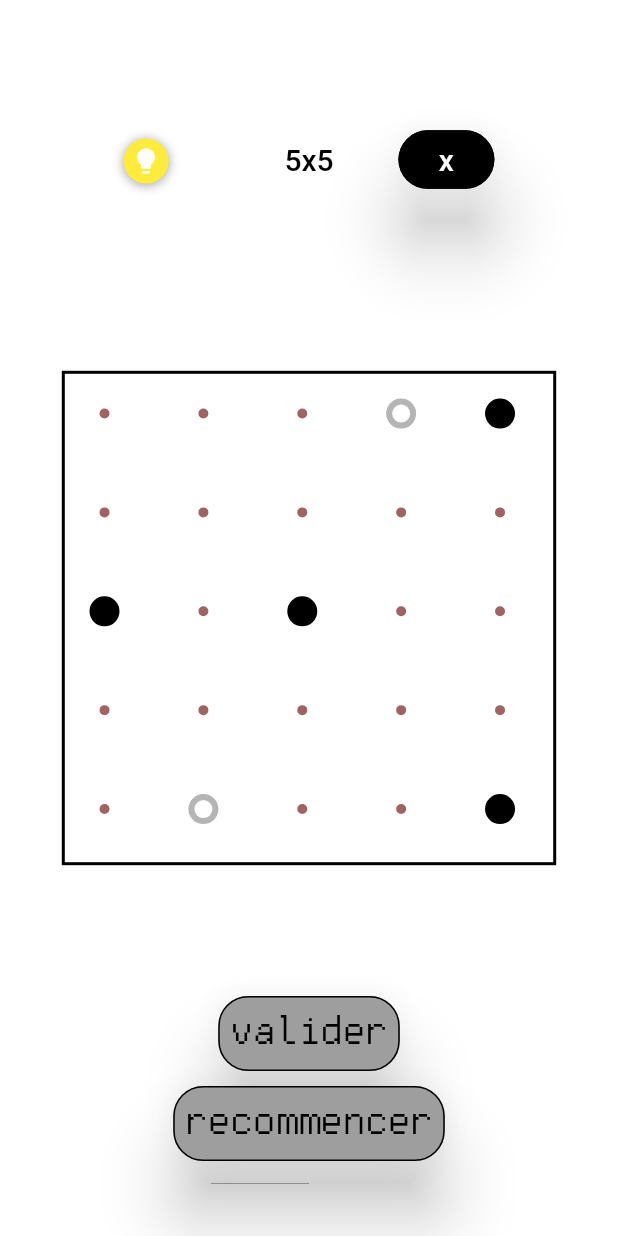
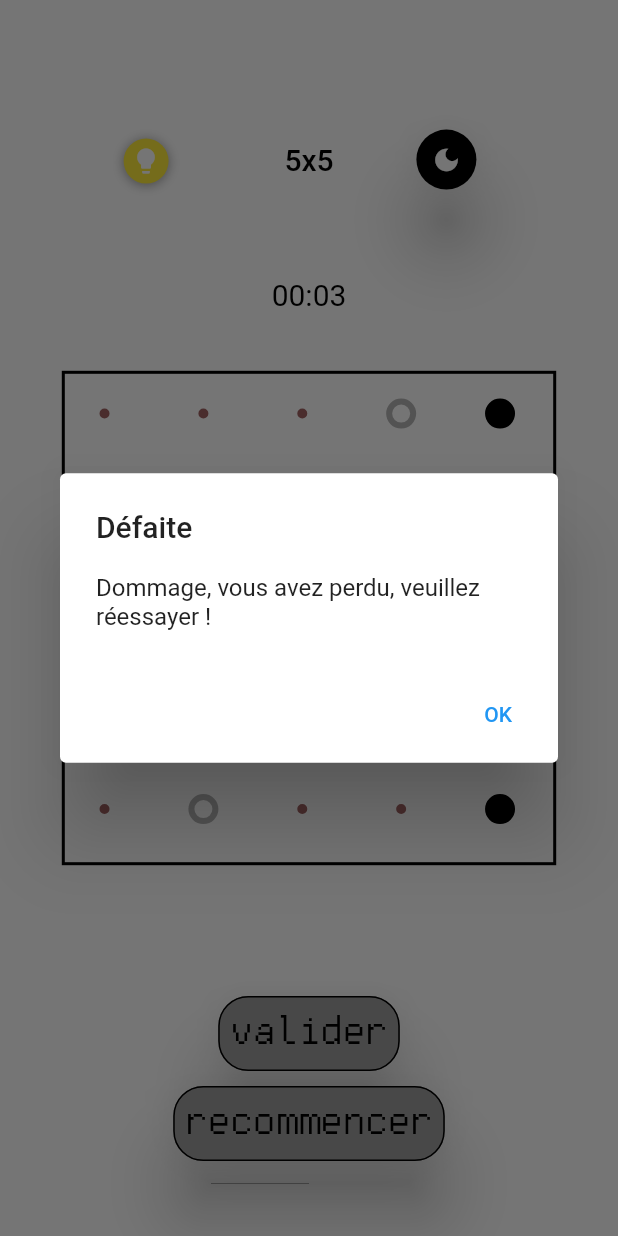
Before and after one commit to Guillaume-Linez/ProjetMobileFISA3, a Flutter app: the GrilleDuJeu screen opened directly, after a tap on "valider", on a phone screen of 412 x 824 dp. Run offline on Flutter 3.47's test engine with Material 2 defaults, Android fonts, the phone set to English and light mode, and no system bars; our stand-ins replace shared_preferences; accounts and stored records are empty; Roboto replaces fonts that are missing (Public Pixel); project files that could hold a hidden picture were left out.

Commit message:
timer_et_classement

```diff
--- a/lib/grille_du_jeu.dart
+++ b/lib/grille_du_jeu.dart
@@ -1,4 +1,5 @@
 import 'package:flutter/material.dart';
+import 'timer.dart';
 import 'barre.dart';
 import 'shape_custom.dart';
 import 'globals.dart' as globals;
@@ -16,53 +17,22 @@ class GrilleDuJeu extends StatefulWidget {
 class _GrilleDuJeuState extends State<GrilleDuJeu> {
 
   final Future<String> _jsonData = globals.readJson();
+  final GlobalKey<GameTimerState> timerKey = GlobalKey<GameTimerState>();
 
-  StreamSubscription<int>? _timerSubscription;
-  int _timeElapsed = 0;
-  bool _gameWon = false;
-  bool _timerRunning = false;
-  int _pause = 0;
-  String _timerValue = 'mm:ss';
+
   bool _isDarkMode = false;
   Color fond = Colors.white;
 
   set couleurBarre(couleurBarre) {}
 
+@override
+void dispose() {
+  if (timerKey.currentState != null) {
+    timerKey.currentState!.stopTimer();
+  }
+  super.dispose();
+}
 
-  void _startTimer() {
-    _timerSubscription?.cancel();
-    _timerSubscription =
-        Stream.periodic(Duration(seconds: 1), (count) => count + 1)
-            .takeWhile((count) => !_gameWon)
-            .listen((count) {});
-  }
-
-  void _stopTimer1() {
-    _timerSubscription?.cancel();
-  }
-
-  Future<void> addToSharedPreferencesList(String key, String value) async {
-    SharedPreferences prefs = await SharedPreferences.getInstance();
-    List<String> list = prefs.getStringList(key) ?? [
-    ]; // Obtenez la liste actuelle ou une liste vide si elle n'existe pas encore
-    list.add(_timerValue); // Ajoutez l'élément à la liste
-    await prefs.setStringList(key, list); // Enregistrez la liste mise à jour
-  }
-
-  Future<void> _stopTimer() async {
-    _timerSubscription?.cancel();
-    addToSharedPreferencesList("Historique", _getTimeString(_timeElapsed));
-  }
-
-  String _getTimeString(int timeElapsed) {
-    int minutes = timeElapsed ~/ 60;
-    int seconds = timeElapsed % 60;
-    _timerValue = '${globals.getSelectedValueStr()} <${globals
-        .getSelectedDifficulty()}> ${minutes.toString().padLeft(
-        2, '0')}:${seconds.toString().padLeft(2, '0')}';
-    return '${minutes.toString().padLeft(2, '0')}:${seconds.toString().padLeft(
-        2, '0')}';
-  }
 
 
   @override
@@ -110,6 +80,7 @@ class _GrilleDuJeuState extends State<GrilleDuJeu> {
       backgroundColor: fond,
       body: Stack(
         children: <Widget>[
+
           Container(
             alignment: Alignment.center,
             child: FutureBuilder<String>(
@@ -236,6 +207,7 @@ class _GrilleDuJeuState extends State<GrilleDuJeu> {
               },
             ),
           ),
+
           Positioned(
             bottom: 110,
             left: 0,
@@ -300,7 +272,7 @@ class _GrilleDuJeuState extends State<GrilleDuJeu> {
                 onPressed: (null),
                 child: Text(
                   taille.toString() + 'x' + taille.toString(),
-                  style: TextStyle(
+                  style: const TextStyle(
                     fontFamily: 'Public Pixel',
                     fontSize: 20,
                     color: Colors.black,
@@ -308,6 +280,14 @@ class _GrilleDuJeuState extends State<GrilleDuJeu> {
                 ),
               ),
             ),
+          ),
+          Positioned(
+            top: MediaQuery.of(context).size.height * 0.2+20,
+            left: 0,
+            right: 0,
+            child : Container(alignment: Alignment.center, child: GameTimer(
+              key: timerKey,
+            ),)
           ),
           Positioned(
             top: MediaQuery.of(context).size.height * 0.1 + 10,
@@ -352,22 +332,20 @@ class _GrilleDuJeuState extends State<GrilleDuJeu> {
                 style: TextButton.styleFrom(
                   backgroundColor: Colors.black,
                   elevation: 20,
-                  shape: RoundedRectangleBorder(
-                    borderRadius: BorderRadius.circular(20.0),
-                    side: const BorderSide(color: Colors.black),
-                  ),
+                  shape: CircleBorder(),
+                  padding: EdgeInsets.all(0), // suppression des marges intérieures
+                  fixedSize: Size(40, 40), // taille du bouton
                 ),
-                child: Text(
-                  'x',
-                  style: TextStyle(
-                    fontFamily: 'Public Pixel',
-                    fontSize: 20,
-                    color: Colors.white,
-                  ),
+                child: Icon(
+                  _isDarkMode ? Icons.light_mode : Icons.dark_mode, // icône selon le mode actuel
+                  color: Colors.white,
+                  size: 20, // taille de l'icône
                 ),
               ),
             ),
           ),
+
+
         ],
       ),
     );
@@ -393,13 +371,24 @@ class _GrilleDuJeuState extends State<GrilleDuJeu> {
   }
 
   void VerifGrille() {
-    debugPrint(globals.matrice.toString(), wrapWidth: 1024);
-    globals.verifierRegles(globals.matrice);
-    if (globals.verifierRegles(globals.matrice)) {
-      _stopTimer();
-    }
-    if (!globals.verifierRegles(globals.matrice)) {
-      _stopTimer1();
-    }
+  debugPrint(globals.matrice.toString(), wrapWidth: 1024);
+  bool victoire = globals.verifierRegles(globals.matrice);
+  if (victoire) {
+    timerKey.currentState!.stopTimer();
   }
+  showDialog(
+    context: context,
+    builder: (_) => AlertDialog(
+      title: Text(victoire ? "Victoire" : "Défaite"),
+      content: Text(victoire ? "Bravo, vous avez gagné !" : "Dommage, vous avez perdu, veuillez réessayer !"),
+      actions: [
+        TextButton(
+          onPressed: () => Navigator.of(context).pop(),
+          child: Text("OK"),
+        ),
+      ],
+    ),
+  );
 }
+
+}
--- /dev/null
+++ b/lib/timer.dart
@@ -0,0 +1,82 @@
+import 'dart:async';
+import 'package:flutter/material.dart';
+import 'package:shared_preferences/shared_preferences.dart';
+import 'globals.dart' as globals;
+
+
+
+class GameTimer extends StatefulWidget {
+  const GameTimer({Key? key}) : super(key: key);
+
+  @override
+  GameTimerState createState() => GameTimerState();
+}
+
+
+
+class GameTimerState extends State<GameTimer> {
+  int _secondsElapsed = 0;
+  late Timer _timer;
+  String timerValue='';
+  final ValueNotifier<int> timeNotifier = ValueNotifier<int>(0);
+
+  @override
+  void initState() {
+    super.initState();
+    _startTimer();
+  }
+
+  void _startTimer() {
+  _timer = Timer.periodic(Duration(seconds: 1), (timer) {
+    if (!mounted) return; // Vérifier si le widget est toujours monté
+    setState(() {
+      _secondsElapsed++;
+      timeNotifier.value = _secondsElapsed;
+    });
+  });
+}
+
+
+
+
+
+  @override
+  Widget build(BuildContext context) {
+    return ValueListenableBuilder<int>(
+      valueListenable: timeNotifier,
+      builder: (context, value, child) {
+        return Text(
+          '${_getTimeString(value)}',
+          style: const TextStyle(
+                    fontFamily: 'Public Pixel',
+                    fontSize: 20,
+                    color: Colors.black,
+                  ),
+        );
+      },
+    );
+  }
+
+
+  Future<void> addToSharedPreferencesList(String key, String value) async {
+    SharedPreferences prefs = await SharedPreferences.getInstance();
+    List<String> list = prefs.getStringList(key) ?? [];
+    list.add(timerValue);
+    await prefs.setStringList(key, list);
+  }
+
+  Future<void> stopTimer() async {
+    _timer.cancel();
+    addToSharedPreferencesList("Historique", _getTimeString(_secondsElapsed));
+  }
+
+  String _getTimeString(int timeElapsed) {
+    int minutes = _secondsElapsed ~/ 60;
+    int seconds = _secondsElapsed % 60;
+    timerValue='${globals.getSelectedValueStr()}  <${globals.getSelectedDifficulty()}>  ${minutes.toString().padLeft(2, '0')}:${seconds.toString().padLeft(2, '0')}';
+    return '${minutes.toString().padLeft(2, '0')}:${seconds.toString().padLeft(2, '0')}';
+  }
+
+
+
+}
```
Also changed, not shown: lib/afficher_classement.dart (+37 -7 lines).
